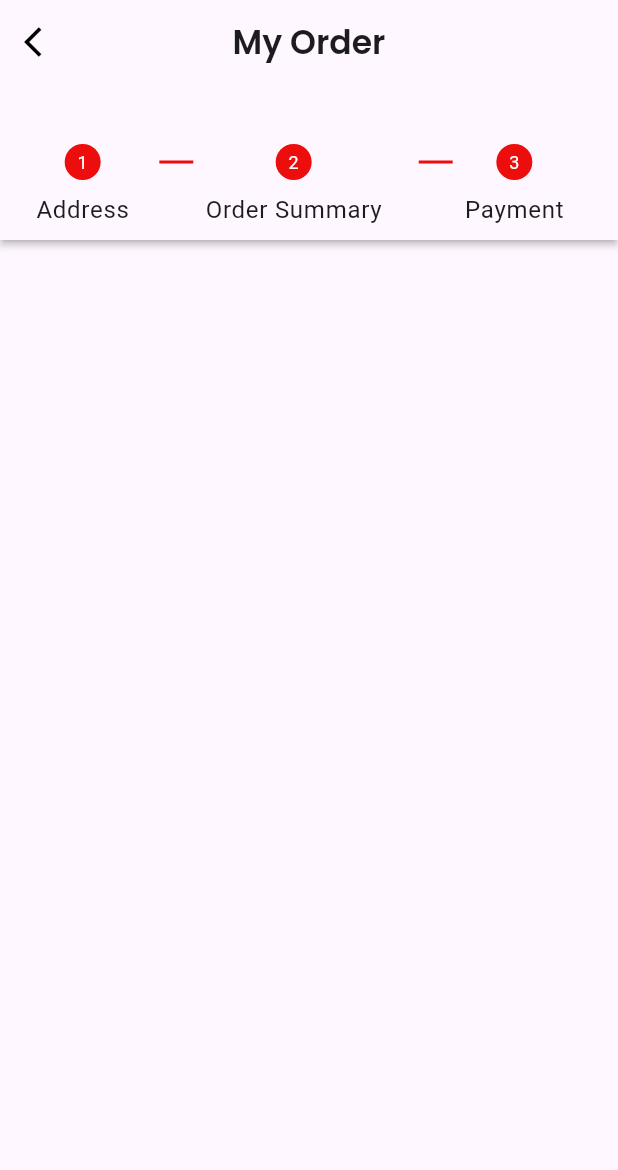
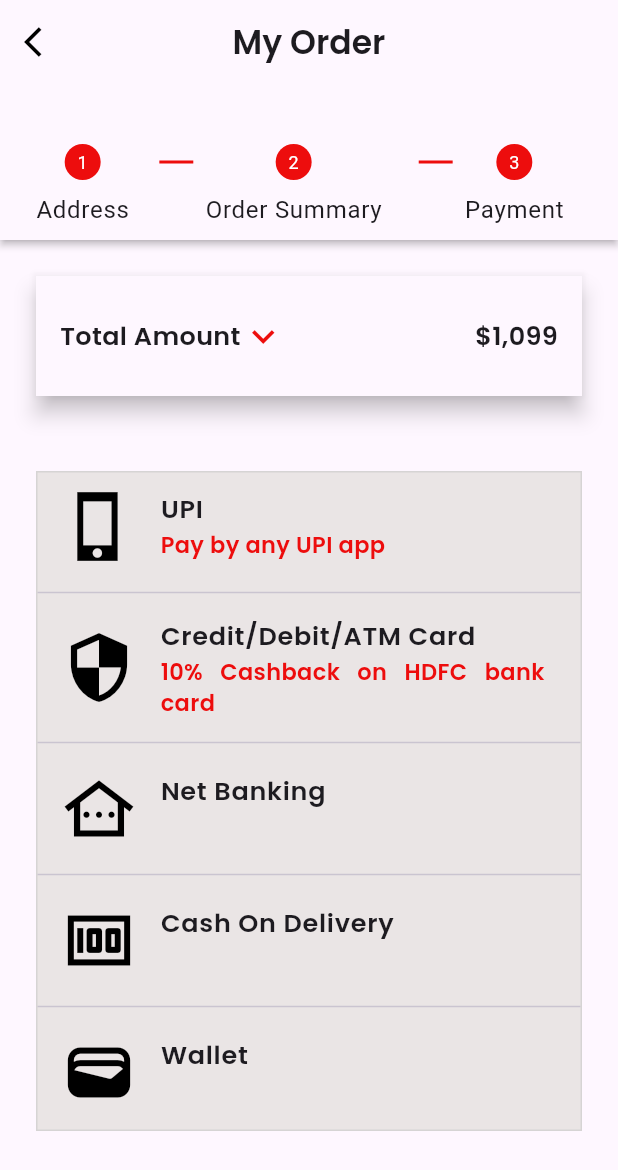
Before and after one commit to j2info/ecommerceai, a Flutter app: the BuyNowScreen screen opened directly, after a tap on "Deliver", after a tap on "Continue", on a phone screen of 412 x 824 dp. Shown: the top 1170 px of the screen. Run offline on Flutter 3.47's test engine with Material 3 defaults, Android fonts, the phone set to English and light mode, and no system bars; our stand-ins replace carousel_slider, flutter_rating_bar, google_fonts.

Commit message:
completed payment screen

```diff
--- a/lib/utils/color_constant/color_constant.dart
+++ b/lib/utils/color_constant/color_constant.dart
@@ -6,4 +6,5 @@ class ColorConstant {
   static Color white = Colors.white;
   static Color BottomnavColor = Color(0xffF5F5F5);
   static Color grey = Color(0xff999999);
+  static Color lightGrey = Color.fromARGB(255, 214, 212, 212);
 }
--- /dev/null
+++ b/lib/utils/font_constant/font_constant.dart
@@ -0,0 +1,9 @@
+import 'package:flutter/material.dart';
+import 'package:google_fonts/google_fonts.dart';
+
+class FontConstant {
+  static TextStyle defFont = GoogleFonts.poppins(
+      textStyle: TextStyle(fontSize: 17, fontWeight: FontWeight.w600));
+  static TextStyle defSmallFont = GoogleFonts.poppins(
+      textStyle: TextStyle(fontSize: 15, fontWeight: FontWeight.w600));
+}
--- a/lib/view/cart_screen/buy_now.dart
+++ b/lib/view/cart_screen/buy_now.dart
@@ -1,4 +1,6 @@
 import 'package:ecommerceai/utils/color_constant/color_constant.dart';
+import 'package:ecommerceai/utils/font_constant/font_constant.dart';
+import 'package:ecommerceai/view/cart_screen/payment_widget.dart';
 import 'package:flutter/material.dart';
 import 'package:flutter/widgets.dart';
 import 'package:flutter_rating_bar/flutter_rating_bar.dart';
@@ -463,7 +465,97 @@ class _BuyNowScreenState extends State<BuyNowScreen> {
             title: Text(""),
             content: Column(
               children: [
-                Container(),
+                Material(
+                  elevation: 6,
+                  child: Container(
+                    height: 80,
+                    width: double.infinity,
+                    child: Padding(
+                      padding: const EdgeInsets.all(16),
+                      child: Row(
+                        mainAxisAlignment: MainAxisAlignment.spaceBetween,
+                        children: [
+                          Row(
+                            children: [
+                              Text("Total Amount", style: FontConstant.defFont),
+                              Icon(
+                                Icons.keyboard_arrow_down,
+                                color: ColorConstant.DefRed,
+                                size: 30,
+                              )
+                            ],
+                          ),
+                          Text(
+                            "\$1,099",
+                            style: FontConstant.defFont,
+                          )
+                        ],
+                      ),
+                    ),
+                  ),
+                ),
+                SizedBox(
+                  height: 50,
+                ),
+                Container(
+                  height: 440,
+                  width: double.infinity,
+                  decoration: BoxDecoration(
+                      color: Color.fromARGB(255, 234, 229, 229),
+                      border: Border.all(
+                        color: ColorConstant.lightGrey,
+                      )),
+                  child: Column(
+                    children: [
+                      PaymentWidget(
+                        icon: Icon(
+                          Icons.phone_iphone_sharp,
+                          size: 50,
+                          color: ColorConstant.Black,
+                        ),
+                        title: "UPI",
+                        subtitle: "Pay by any UPI app",
+                      ),
+                      Divider(),
+                      PaymentWidget(
+                        icon: Icon(
+                          Icons.security_outlined,
+                          size: 50,
+                          color: ColorConstant.Black,
+                        ),
+                        title: "Credit/Debit/ATM Card",
+                        subtitle: "10% Cashback on HDFC bank card",
+                      ),
+                      Divider(),
+                      PaymentWidget(
+                        icon: Icon(
+                          Icons.other_houses_outlined,
+                          size: 50,
+                          color: ColorConstant.Black,
+                        ),
+                        title: "Net Banking",
+                      ),
+                      Divider(),
+                      PaymentWidget(
+                        icon: Icon(
+                          Icons.money,
+                          size: 50,
+                          color: ColorConstant.Black,
+                        ),
+                        title: "Cash On Delivery",
+                      ),
+                      Divider(),
+                      PaymentWidget(
+                        icon: Icon(
+                          Icons.wallet_rounded,
+                          size: 50,
+                          color: ColorConstant.Black,
+                        ),
+                        title: "Wallet",
+                      ),
+                    ],
+                  ),
+                )
               ],
             ),
             label: Text("Payment")),
--- /dev/null
+++ b/lib/view/cart_screen/payment_widget.dart
@@ -0,0 +1,37 @@
+import 'package:ecommerceai/utils/color_constant/color_constant.dart';
+import 'package:ecommerceai/utils/font_constant/font_constant.dart';
+import 'package:flutter/material.dart';
+import 'package:google_fonts/google_fonts.dart';
+
+class PaymentWidget extends StatelessWidget {
+  const PaymentWidget({
+    super.key,
+    required this.icon,
+    required this.title,
+    this.subtitle,
+  });
+  final Icon icon;
+  final String title;
+  final String? subtitle;
+
+  @override
+  Widget build(BuildContext context) {
+    return ListTile(
+      leading: icon,
+      title: Text(
+        textAlign: TextAlign.justify,
+        title,
+        style: FontConstant.defFont,
+      ),
+      subtitle: Text(
+        textAlign: TextAlign.justify,
+        subtitle != null ? subtitle! : "",
+        style: GoogleFonts.poppins(
+            textStyle: TextStyle(
+                color: ColorConstant.DefRed,
+                fontSize: 15,
+                fontWeight: FontWeight.w600)),
+      ),
+    );
+  }
+}
```
